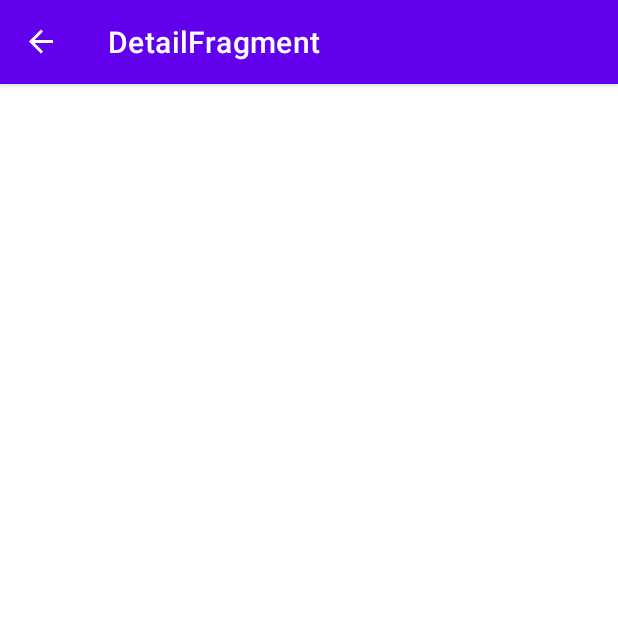
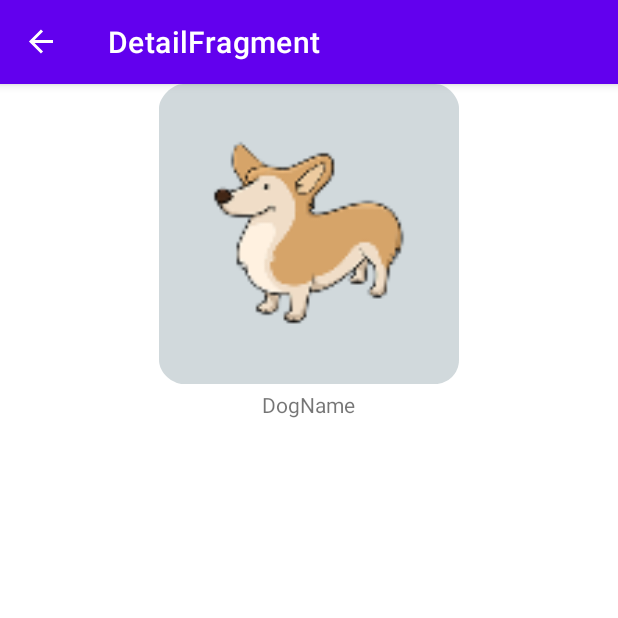
Before and after one commit to maturiKarthik/JetPackDogsApp, an Android app: the DetailFragment screen opened through its navigation route, on a phone screen of 412 x 824 dp, the top half of it. Run offline under Robolectric (Android 15) with nearby library versions, the phone set to English and light mode, and no system bars; our stand-ins replace RxJava, data binding, navigation-ui; network calls fail; pictures from the network do not load; 3 statements that could not run were skipped.

Commit message:
Adding MVVM concept + retrofit + RxJava

```diff
--- a/app/src/main/AndroidManifest.xml
+++ b/app/src/main/AndroidManifest.xml
@@ -1,6 +1,8 @@
 <?xml version="1.0" encoding="utf-8"?>
 <manifest xmlns:android="http://schemas.android.com/apk/res/android"
     package="com.example.jetpackdogs">
+
+    <uses-permission android:name="android.permission.INTERNET"/>
 
     <application
         android:allowBackup="true"
--- /dev/null
+++ b/app/src/main/java/com/example/jetpackdogs/retrofit/DogServicesApiInterface.kt
@@ -0,0 +1,10 @@
+package com.example.jetpackdogs.retrofit
+
+import com.example.jetpackdogs.model.DogBreed
+import io.reactivex.Single
+import retrofit2.http.GET
+
+interface DogServicesApiInterface {
+    @GET("DevTides/DogsApi/master/dogs.json")
+    fun getListOfAllDogs(): Single<List<DogBreed>> // Here he used Single of Rxjava
+}
--- a/app/src/main/java/com/example/jetpackdogs/view/DetailFragment.kt
+++ b/app/src/main/java/com/example/jetpackdogs/view/DetailFragment.kt
@@ -5,15 +5,18 @@ import android.view.LayoutInflater
 import android.view.View
 import android.view.ViewGroup
 import androidx.fragment.app.Fragment
+import androidx.lifecycle.Observer
+import androidx.lifecycle.ViewModelProviders
+import com.bumptech.glide.Glide
 import com.example.jetpackdogs.R
-import com.example.jetpackdogs.Utils.NavigationUtil
+import com.example.jetpackdogs.model.DogBreed
+import com.example.jetpackdogs.viewmodel.DetailViewModel
 import kotlinx.android.synthetic.main.fragment_detail.*
-import kotlinx.android.synthetic.main.fragment_list.*
 
 
 class DetailFragment : Fragment() {
 
-    private var dogUUID = 0
+    private lateinit var detailViewModel: DetailViewModel
 
     override fun onCreateView(
         inflater: LayoutInflater, container: ViewGroup?,
@@ -26,6 +29,27 @@ class DetailFragment : Fragment() {
     override fun onViewCreated(view: View, savedInstanceState: Bundle?) {
         super.onViewCreated(view, savedInstanceState)
 
+        detailViewModel = ViewModelProviders.of(this).get(DetailViewModel::class.java)
+        //Fetching Data From ListFragment
+        arguments?.let {
+            val dogBreed: DogBreed? = DetailFragmentArgs.fromBundle(it).dog
+            detailViewModel.uploadData(dogBreed)
+        }
 
+        //Create Observe
+        observeData()
+    }
+
+    private fun observeData() {
+        detailViewModel.dogDetail.observe(viewLifecycleOwner, Observer { dog ->
+            dog?.let {
+                context?.let { it1 -> Glide.with(it1).load(it.url).into(dogImage) }
+                dogName.text = it.name
+                dogPurpose.text = it.bred_for
+                dogLifeSpan.text = it.life_span
+                dogTemparment.text = it.temperament
+                dogOrigin.text = it.origin
+            }
+        })
     }
 }
--- a/app/src/main/java/com/example/jetpackdogs/view/ListFragment.kt
+++ b/app/src/main/java/com/example/jetpackdogs/view/ListFragment.kt
@@ -5,11 +5,18 @@ import android.view.LayoutInflater
 import android.view.View
 import android.view.ViewGroup
 import androidx.fragment.app.Fragment
+import androidx.lifecycle.Observer
+import androidx.lifecycle.ViewModelProviders
+import androidx.recyclerview.widget.LinearLayoutManager
 import com.example.jetpackdogs.R
+import com.example.jetpackdogs.viewmodel.ListViewModel
+import kotlinx.android.synthetic.main.fragment_list.*
 
 
 class ListFragment : Fragment() {
 
+    private lateinit var viewModel: ListViewModel
+    private val dogListAdapter = DogListAdapter(arrayListOf())
 
     override fun onCreateView(
         inflater: LayoutInflater, container: ViewGroup?,
@@ -18,4 +25,53 @@ class ListFragment : Fragment() {
         // Inflate the layout for this fragment
         return inflater.inflate(R.layout.fragment_list, container, false)
     }
+
+    override fun onViewCreated(view: View, savedInstanceState: Bundle?) {
+        super.onViewCreated(view, savedInstanceState)
+        // Init the ViewModel
+        viewModel = ViewModelProviders.of(this).get(ListViewModel::class.java)
+        viewModel.loadDataFromApi()
+
+        recyclerView.apply {
+            layoutManager = LinearLayoutManager(context)
+            adapter = dogListAdapter
+        }
+
+        refreshLayout.setOnRefreshListener {
+            /**
+             * Logic For Refresh Layout
+             */
+            errorMessage.visibility = View.GONE
+            progressBar.visibility = View.GONE
+            recyclerView.visibility = View.GONE
+            viewModel.loadDataFromApi()
+            refreshLayout.isRefreshing = false
+        }
+        observeViewModel()
+
+    }
+
+
+    // Observing the values
+    private fun observeViewModel() {
+
+        viewModel.dogs.observe(viewLifecycleOwner, Observer {
+            it?.let {
+                recyclerView.visibility = View.VISIBLE
+                dogListAdapter.updateDogList(it)
+            }
+        })
+
+        viewModel.loading.observe(viewLifecycleOwner, Observer {
+            it?.let {
+                errorMessage.visibility = if (it) View.VISIBLE else View.GONE
+            }
+        })
+
+        viewModel.dogsLoadError.observe(viewLifecycleOwner, Observer {
+            it?.let {
+                progressBar.visibility = if (it) View.VISIBLE else View.GONE
+            }
+        })
+    }
 }
--- /dev/null
+++ b/app/src/main/java/com/example/jetpackdogs/viewmodel/ListViewModel.kt
@@ -0,0 +1,55 @@
+package com.example.jetpackdogs.viewmodel
+
+import androidx.lifecycle.MutableLiveData
+import androidx.lifecycle.ViewModel
+import com.example.jetpackdogs.model.DogBreed
+import com.example.jetpackdogs.retrofit.RetrofitBuilder
+import io.reactivex.android.schedulers.AndroidSchedulers
+import io.reactivex.disposables.CompositeDisposable
+import io.reactivex.observers.DisposableSingleObserver
+import io.reactivex.schedulers.Schedulers
+
+/**
+ * Here we get the Data From Backend Api / DataBase
+ */
+class ListViewModel : ViewModel() {
+
+    private val disposable = CompositeDisposable()
+
+    //Init of MutableLive Data
+    val dogs = MutableLiveData<List<DogBreed>>()
+    val dogsLoadError = MutableLiveData<Boolean>()
+    val loading = MutableLiveData<Boolean>()
+
+    fun loadDataFromApi() {
+        fetchDataFromRemoteRetrofit()
+    }
+
+    // Fetching Data From Retrofit
+    private fun fetchDataFromRemoteRetrofit() {
+        loading.value = true
+        /** Should always put on the background thread**/
+        disposable.add(
+            RetrofitBuilder.getAllDogs().subscribeOn(Schedulers.newThread())
+                .observeOn(AndroidSchedulers.mainThread())
+                .subscribeWith(object : DisposableSingleObserver<List<DogBreed>>() {
+                    override fun onSuccess(t: List<DogBreed>) {
+                        dogs.value = t
+                        dogsLoadError.value = false
+                        loading.value = false
+                    }
+
+                    override fun onError(e: Throwable) {
+                        dogsLoadError.value = true
+                        loading.value = false
+                        e.printStackTrace()
+                    }
+                })
+        )
+    }
+
+    override fun onCleared() {
+        super.onCleared()
+        disposable.clear()
+    }
+}
--- a/app/src/main/res/layout/fragment_detail.xml
+++ b/app/src/main/res/layout/fragment_detail.xml
@@ -10,6 +10,7 @@
 
         <androidx.appcompat.widget.AppCompatImageView
             android:id="@+id/dogImage"
+            android:src="@mipmap/ic_launcher"
             android:layout_width="match_parent"
             android:layout_height="wrap_content"
             android:layout_alignParentTop="true"
@@ -18,6 +19,8 @@
 
         <TextView
             android:id="@+id/dogName"
+            android:layout_below="@+id/dogImage"
+            android:text="DogName"
             android:layout_width="wrap_content"
             android:layout_height="wrap_content"
             android:layout_centerHorizontal="true"
@@ -46,6 +49,13 @@
             android:layout_below="@id/dogTemparment"
             android:layout_centerHorizontal="true"
             android:layout_margin="4dp" />
+        <TextView
+            android:id="@+id/dogOrigin"
+            android:layout_width="wrap_content"
+            android:layout_height="wrap_content"
+            android:layout_below="@id/dogLifeSpan"
+            android:layout_centerHorizontal="true"
+            android:layout_margin="4dp" />
 
     </RelativeLayout>
 </layout>
--- a/app/src/main/res/navigation/dog_navigation.xml
+++ b/app/src/main/res/navigation/dog_navigation.xml
@@ -10,7 +10,11 @@
         android:label="ListFragment">
         <action
             android:id="@+id/action_listFragment_to_detailFragment"
-            app:destination="@id/detailFragment" />
+            app:destination="@id/detailFragment" >
+            <argument
+                android:name="dogUuid"
+                android:defaultValue="0" />
+        </action>
     </fragment>
     <fragment
         android:id="@+id/detailFragment"
@@ -20,8 +24,9 @@
             android:id="@+id/action_detailFragment_to_listFragment"
             app:destination="@id/listFragment" />
         <argument
-            android:name="dogUuid"
-            app:argType="integer"
-            android:defaultValue="0" />
+            android:name="dog"
+            app:argType="com.example.jetpackdogs.model.DogBreed"
+            android:defaultValue="@null"
+            app:nullable="true" />
     </fragment>
 </navigation>
```
Also changed, not shown: app/src/main/java/com/example/jetpackdogs/model/Model.kt (added, +27 -0 lines), app/src/main/java/com/example/jetpackdogs/retrofit/RerofitBuilder.kt (added, +32 -0 lines), app/src/main/java/com/example/jetpackdogs/view/DogListAdapter.kt (added, +50 -0 lines), app/src/main/res/layout/item_dog.xml (+6 -1 lines).
